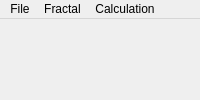
Old version of the form gui/window.ui in the repository tjira/Fractoid.
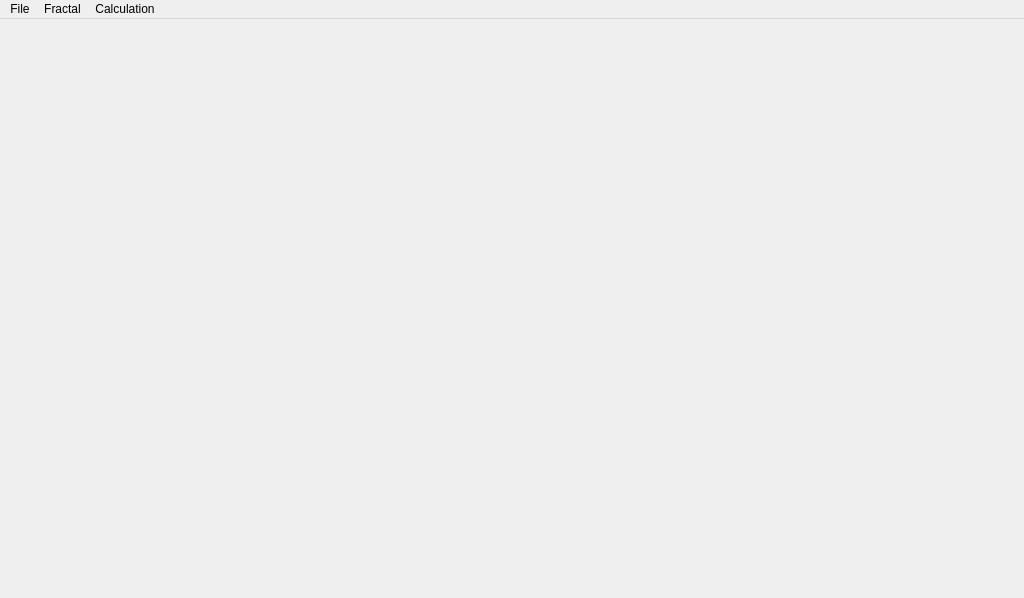
New version of the form.

```diff
--- a/gui/window.ui
+++ b/gui/window.ui
@@ -2,10 +2,32 @@
 <ui version="4.0">
 	<class>Window</class>
 	<widget class="QMainWindow" name="Window">
+  <property name="geometry">
+   <rect>
+    <x>0</x>
+    <y>0</y>
+    <width>1024</width>
+    <height>598</height>
+   </rect>
+  </property>
+  <property name="sizePolicy">
+   <sizepolicy hsizetype="Fixed" vsizetype="Fixed">
+    <horstretch>0</horstretch>
+    <verstretch>0</verstretch>
+   </sizepolicy>
+  </property>
 		<property name="windowTitle">
 			<string>Fractoid</string>
 		</property>
 		<widget class="QMenuBar" name="menu">
+   <property name="geometry">
+    <rect>
+     <x>0</x>
+     <y>0</y>
+     <width>1024</width>
+     <height>22</height>
+    </rect>
+   </property>
 			<widget class="QMenu" name="file">
 				<property name="title">
 					<string>File</string>
```
Left out of the diff: 103 changed lines with no effect on the pictures. Lines whose indentation alone changed are shown as unchanged.
